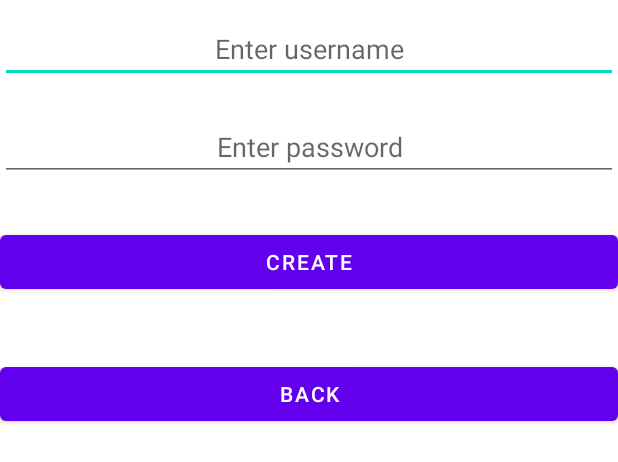
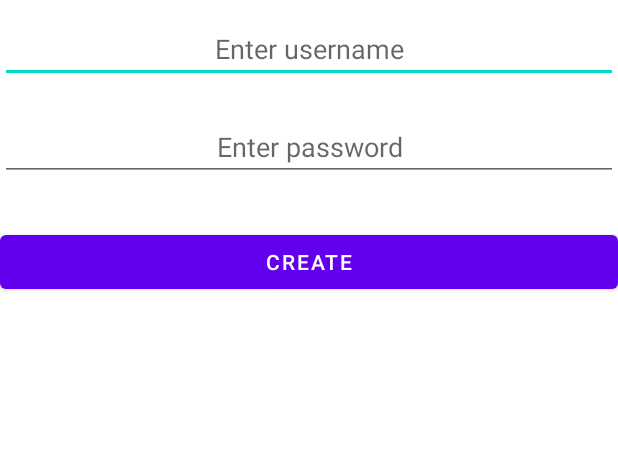
Before and after one commit to AlexFue/FitnessApp, an Android app: the layout activity_create_account.xml on its own in the app's theme, with its tools: preview values and no code run, on a phone screen of 412 x 824 dp. Shown: the top 462 px of the screen. Run offline under Robolectric (Android 15) with nearby library versions, the phone set to English and light mode, and no system bars.

```diff
--- a/app/src/main/res/layout/activity_create_account.xml
+++ b/app/src/main/res/layout/activity_create_account.xml
@@ -32,11 +32,4 @@
         android:layout_marginVertical="20dp"
         android:text="Create" />
 
-    <Button
-        android:id="@+id/btn_back"
-        android:layout_width="match_parent"
-        android:layout_height="wrap_content"
-        android:layout_marginVertical="20dp"
-        android:text="Back" />
-
 </LinearLayout>
```
Also changed, not shown: app/src/main/java/com/example/fitnessapp/CreateAccount.java (+0 -43 lines), 1 other file.
